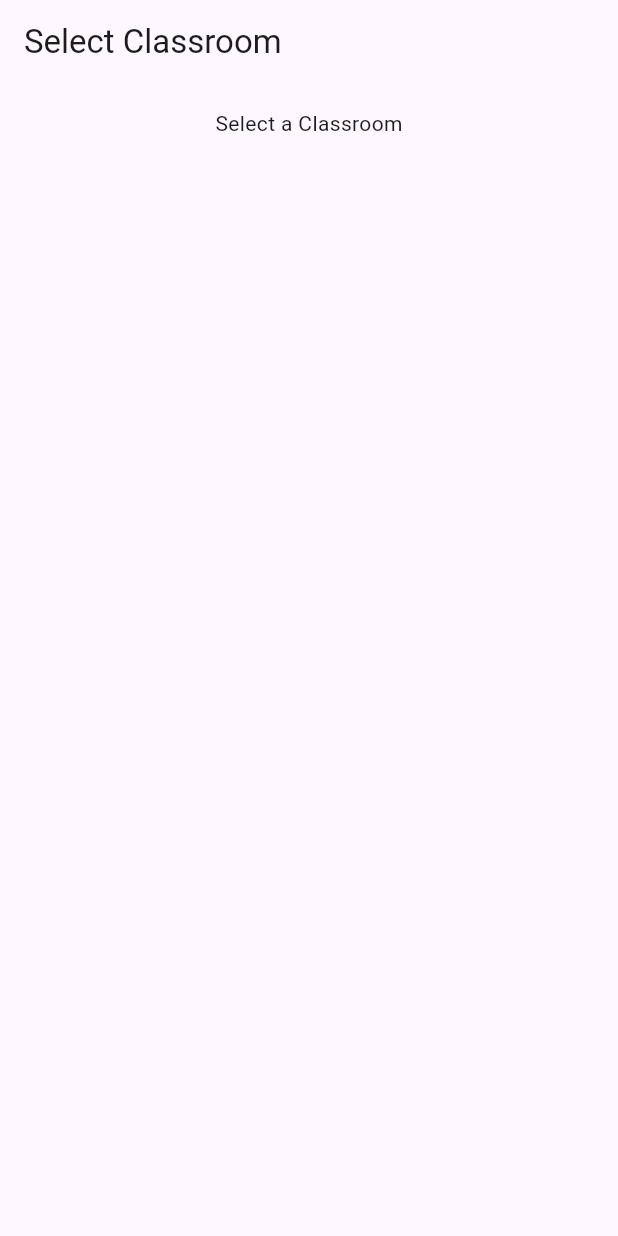
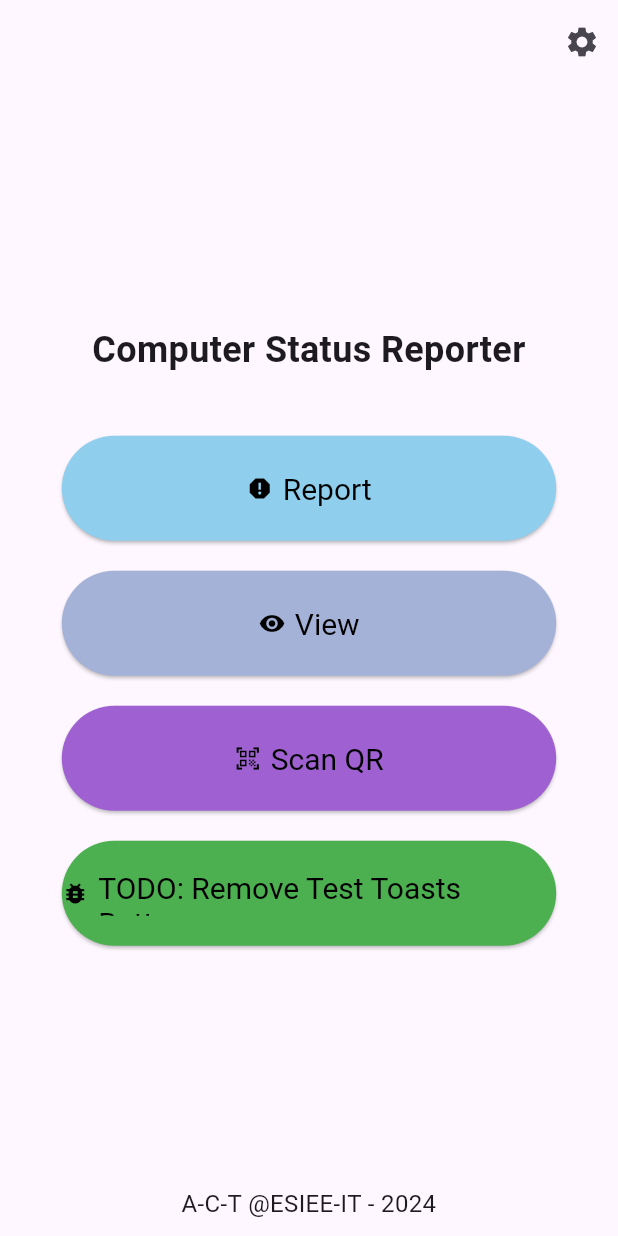
Before and after one commit to arthurpellegrini/ComputerStatusReporter, a Flutter app: the screen it shows after launch, on a phone screen of 412 x 824 dp. Run offline on Flutter 3.47's test engine with Material 3 defaults, Android fonts, the phone set to English and light mode, and no system bars; our stand-ins replace cloud_firestore, firebase_core, fluttertoast; missing offline and left inert: country_flags; accounts and stored records are empty; generated files the repository leaves out were written again.

Commit message:
Feat: Add Home View

```diff
--- a/lib/l10n/app_en.arb
+++ b/lib/l10n/app_en.arb
@@ -1,22 +1,43 @@
 {
-  "appTitle": "Computers Status Reporter",
+  "@@locale": "en",
+  "appTitle": "Computer Status Reporter",
   "@appTitle": {
     "description": "The title of the application"
-  },
-  "appSettings": "Settings",
-  "@appSettings": {
-    "description": "The settings label"
-  },
-  "appSettingsDarkMode": "Dark Mode",
-  "@appSettingsDarkMode": {
-    "description": "The dark mode setting"
-  },
-  "appSettingsLanguage": "Language",
-  "@appSettingsLanguage": {
-    "description": "The language setting"
   },
   "appCopyRights": "A-C-T @ESIEE-IT - 2024",
   "@appCopyRights": {
     "description": "Arthur - Clément - Tristan"
+  },
+  "settings": "Settings",
+  "@settings": {
+    "description": "The settings label"
+  },
+  "darkMode": "Dark Mode",
+  "@darkMode": {
+    "description": "The dark mode setting"
+  },
+  "language": "Language",
+  "@language": {
+    "description": "The language setting"
+  },
+  "report": "Report",
+  "@report": {
+    "description": "The report button label"
+  },
+  "view": "View",
+  "@view": {
+    "description": "The view button label"
+  },
+  "scanQR": "Scan QR",
+  "@scanQR": {
+    "description": "The scan QR button label"
+  },
+  "reportTransmissionFailed": "Report Transmission Failed",
+  "@reportTransmissionFailed": {
+    "description": "The report transmission failed message"
+  },
+  "reportSuccess": "Report Successfully Sent",
+  "@reportSuccess": {
+    "description": "The report success message"
   }
 }
--- a/lib/main.dart
+++ b/lib/main.dart
@@ -1,43 +1,26 @@
-import 'package:cloud_firestore/cloud_firestore.dart';
-import 'package:computer_status_reporter/src/missing_form/select_room_view.dart';
-import 'package:computer_status_reporter/src/model/dataController.dart';
 import 'package:flutter/material.dart';
 
-import 'src/app.dart';
-import 'src/settings/settings_controller.dart';
-import 'src/settings/settings_service.dart';
+import 'package:computer_status_reporter/src/app.dart';
+import 'package:computer_status_reporter/src/model/data_controller.dart';
+import 'package:computer_status_reporter/src/settings/settings_controller.dart';
+import 'package:computer_status_reporter/src/settings/settings_service.dart';
 
+import 'package:computer_status_reporter/firebase_options.dart';
+import 'package:cloud_firestore/cloud_firestore.dart';
 import 'package:firebase_core/firebase_core.dart';
-import 'firebase_options.dart';
+
 
 void main() async {
   WidgetsFlutterBinding.ensureInitialized();
 
+  // Load the settings
   final settingsController = SettingsController(SettingsService());
   await settingsController.loadSettings();
 
-  //start the firebase link
-  //il faut absolument laisser ces trois lignes. Et pour l'app principal il faudrait lui donner en atribut le dataController.
+  // Start the firebase link
   await Firebase.initializeApp( options: DefaultFirebaseOptions.currentPlatform);
   FirebaseFirestore firestore = FirebaseFirestore.instance;
   DataController dataController = DataController(firestore: firestore);
 
-  runApp(MyApp(dataController: dataController));
+  runApp(MyApp(settingsController: settingsController, dataController: dataController));
 }
-
-class MyApp extends StatelessWidget {
-  final DataController dataController;
-
-  const MyApp({Key? key, required this.dataController}) : super(key: key);
-
-  @override
-  Widget build(BuildContext context) {
-    return MaterialApp(
-      title: 'Computer Status Reporter',
-      theme: ThemeData(
-        primarySwatch: Colors.blue,
-      ),
-      home: SelectRoomView(dataController: dataController),
-    );
-  }
-}
--- /dev/null
+++ b/lib/src/api/classroom_requests.dart
@@ -0,0 +1,21 @@
+import 'package:cloud_firestore/cloud_firestore.dart';
+import 'package:computer_status_reporter/src/model/classroom.dart';
+
+class ClassroomRequests {
+  FirebaseFirestore firestore;
+
+  ClassroomRequests({required this.firestore});
+
+  Future<List<Classroom>> getClassrooms() async {
+    try {
+      QuerySnapshot querySnapshot = await firestore.collection('Classroom').orderBy("classroomNumber", descending: false).get();
+      List<Classroom> classrooms = querySnapshot.docs.map((doc) {
+        return Classroom.fromMap(doc.data() as Map<String, dynamic>, doc.id);
+      }).toList();
+      return classrooms;
+    } catch (e) {
+      // print(e);
+      return [];
+    }
+  }
+}
--- /dev/null
+++ b/lib/src/api/computer_requests.dart
@@ -0,0 +1,22 @@
+import 'package:cloud_firestore/cloud_firestore.dart';
+import 'package:computer_status_reporter/src/model/computer.dart';
+
+class ComputerRequests {
+  FirebaseFirestore firestore;
+
+  ComputerRequests({required this.firestore});
+
+  Future<List<Computer>> getComputers() async {
+    try {
+      QuerySnapshot querySnapshot = await firestore.collection('Computer').orderBy("computerName", descending: false).get();
+      List<Computer> computers = querySnapshot.docs.map((doc) {
+        return Computer.fromMap(doc.data() as Map<String, dynamic>, doc.id);
+      }).toList();
+      return computers;
+    } catch (e) {
+      // print(e);
+      return [];
+    }
+  }
+
+}
--- /dev/null
+++ b/lib/src/api/report_requests.dart
@@ -0,0 +1,33 @@
+import 'package:cloud_firestore/cloud_firestore.dart';
+import 'package:computer_status_reporter/src/model/report.dart';
+
+class ReportRequests {
+  FirebaseFirestore firestore;
+
+  ReportRequests({required this.firestore});
+
+  Future<List<Report>> getReports() async {
+    try {
+      QuerySnapshot querySnapshot = await firestore.collection('Report').orderBy("creationDate", descending: true).get();
+      List<Report> reports = querySnapshot.docs.map((doc) {
+        return Report.fromMap(doc.data() as Map<String, dynamic>, doc.id);
+      }).toList();
+      return reports;
+    } catch (e) {
+      // print(e);
+      return [];
+    }
+  }
+
+  Future<bool> addReport(Report report) async {
+    try {
+
+      // Add the report to Firestore and let Firestore generate the document ID
+      await firestore.collection('Report').add(report.toMap());
+      return true;
+    } catch (e) {
+      // print(e);
+      return false;
+    }
+  }
+}
--- a/lib/src/app.dart
+++ b/lib/src/app.dart
@@ -1,19 +1,23 @@
+
 import 'package:flutter/material.dart';
 import 'package:flutter_gen/gen_l10n/app_localizations.dart';
 import 'package:flutter_localizations/flutter_localizations.dart';
 
-import 'sample_feature/sample_item_details_view.dart';
-import 'sample_feature/sample_item_list_view.dart';
-import 'settings/settings_controller.dart';
-import 'settings/settings_view.dart';
+import 'package:computer_status_reporter/src/home_view.dart';
+import 'package:computer_status_reporter/src/missing_form/select_room_view.dart';
+import 'package:computer_status_reporter/src/model/data_controller.dart';
+import 'package:computer_status_reporter/src/settings/settings_controller.dart';
+import 'package:computer_status_reporter/src/settings/settings_view.dart';
 
 class MyApp extends StatelessWidget {
   const MyApp({
     super.key,
     required this.settingsController,
+    required this.dataController,
   });
 
   final SettingsController settingsController;
+  final DataController dataController;
 
   @override
   Widget build(BuildContext context) {
@@ -29,8 +33,8 @@ class MyApp extends StatelessWidget {
             GlobalCupertinoLocalizations.delegate,
           ],
           supportedLocales: const [
-            Locale('en', ''), // English, no country code
-            Locale('fr', ''), // French, no country code
+            Locale('en', ''),
+            Locale('fr', ''),
           ],
           locale: settingsController.currentLocale,
           onGenerateTitle: (BuildContext context) =>
@@ -38,21 +42,13 @@ class MyApp extends StatelessWidget {
           theme: ThemeData(),
           darkTheme: ThemeData.dark(),
           themeMode: settingsController.themeMode,
-          onGenerateRoute: (RouteSettings routeSettings) {
-            return MaterialPageRoute<void>(
-              settings: routeSettings,
-              builder: (BuildContext context) {
-                switch (routeSettings.name) {
-                  case SettingsView.routeName:
-                    return SettingsView(controller: settingsController);
-                  case SampleItemDetailsView.routeName:
-                    return const SampleItemDetailsView();
-                  case SampleItemListView.routeName:
-                  default:
-                    return const SampleItemListView();
-                }
-              },
-            );
+          initialRoute: '/',
+          routes: {
+            '/': (context) => const HomeView(),
+            '/settings': (context) => SettingsView(controller: settingsController),
+            '/report': (context) => SelectRoomView(dataController: dataController), // Add your Report page here
+            '/view': (context) => const Placeholder(), // Add your View page here
+            '/scanQR': (context) => const Placeholder(), // Add your ScanQR page here
           },
         );
       },
--- /dev/null
+++ b/lib/src/custom_items/custom_button.dart
@@ -0,0 +1,35 @@
+import 'package:flutter/material.dart';
+
+class CustomButton extends StatelessWidget {
+  final VoidCallback onPressed;
+  final IconData icon;
+  final String label;
+  final Color backgroundColor;
+
+  const CustomButton({
+    required this.onPressed,
+    required this.icon,
+    required this.label,
+    required this.backgroundColor,
+    super.key,
+  });
+
+  @override
+  Widget build(BuildContext context) {
+    return ElevatedButton.icon(
+      onPressed: onPressed,
+      icon: Icon(icon, color: Colors.black), // Apply contrast color to the icon
+      label: Text(
+        label,
+        style: const TextStyle(color: Colors.black), // Apply contrast color to the text
+      ),
+      style: ElevatedButton.styleFrom(
+        backgroundColor: backgroundColor,
+        padding: const EdgeInsets.symmetric(vertical: 20), // Increased vertical padding
+        textStyle: const TextStyle(fontSize: 20),
+        minimumSize: const Size(400, 70),
+        maximumSize: const Size(2000, 70),
+      ),
+    );
+  }
+}
--- /dev/null
+++ b/lib/src/home_view.dart
@@ -0,0 +1,112 @@
+import 'package:flutter/material.dart';
+import 'package:flutter_gen/gen_l10n/app_localizations.dart';
+import 'custom_items/custom_toast.dart';
+import 'custom_items/custom_button.dart';
+
+class HomeView extends StatelessWidget {
+  const HomeView({super.key});
+
+  void _showSuccessToast(BuildContext context) {
+    CustomToast.show(
+      context,
+      AppLocalizations.of(context)!.reportSuccess,
+      Icons.check_circle,
+      Colors.green,
+    );
+  }
+
+  void _showErrorToast(BuildContext context) {
+    CustomToast.show(
+      context,
+      AppLocalizations.of(context)!.reportTransmissionFailed,
+      Icons.error,
+      Colors.red,
+    );
+  }
+
+  @override
+  Widget build(BuildContext context) {
+    return Scaffold(
+      appBar: AppBar(
+        actions: [
+          IconButton(
+            icon: const Icon(Icons.settings),
+            onPressed: () {
+              Navigator.pushNamed(context, '/settings');
+            },
+          ),
+        ],
+      ),
+      body: LayoutBuilder(
+        builder: (context, constraints) {
+          return Center(
+            child: Column(
+              mainAxisAlignment: MainAxisAlignment.center,
+              children: [
+                const Spacer(),
+                Text(
+                  AppLocalizations.of(context)!.appTitle,
+                  style: const TextStyle(fontSize: 24, fontWeight: FontWeight.bold),
+                  textAlign: TextAlign.center,
+                ),
+                const SizedBox(height: 40),
+                SizedBox(
+                  width: constraints.maxWidth * 0.8, // 80% of the screen width
+                  child: Column(
+                    children: [
+                      CustomButton(
+                        onPressed: () {
+                          Navigator.pushNamed(context, '/report');
+                        },
+                        icon: Icons.report,
+                        label: AppLocalizations.of(context)!.report,
+                        backgroundColor: const Color(0xFF8FCEED),
+                      ),
+                      const SizedBox(height: 20),
+                      CustomButton(
+                        onPressed: () {
+                          Navigator.pushNamed(context, '/view');
+                        },
+                        icon: Icons.visibility,
+                        label: AppLocalizations.of(context)!.view,
+                        backgroundColor: const Color(0xFFA5B2D7),
+                      ),
+                      const SizedBox(height: 20),
+                      CustomButton(
+                        onPressed: () {
+                          Navigator.pushNamed(context, '/scanQR');
+                        },
+                        icon: Icons.qr_code_scanner,
+                        label: AppLocalizations.of(context)!.scanQR,
+                        backgroundColor: const Color(0xFF9F61D1),
+                      ),
+                      const SizedBox(height: 20),
+                      CustomButton(
+                        onPressed: () {
+                          _showSuccessToast(context);
+                          _showErrorToast(context);
+                        },
+                        icon: Icons.bug_report,
+                        label: "TODO: Remove Test Toasts Button",
+                        backgroundColor: Colors.green,
+                      ),
+                    ],
+                  ),
+                ),
+                const Spacer(), // Pushes the copyright text to the bottom
+                Padding(
+                  padding: const EdgeInsets.only(bottom: 10.0),
+                  child: Text(
+                    AppLocalizations.of(context)!.appCopyRights,
+                    style: const TextStyle(fontSize: 16),
+                    textAlign: TextAlign.center,
+                  ),
+                ),
+              ],
+            ),
+          );
+        },
+      ),
+    );
+  }
+}
--- a/lib/src/missing_form/select_room_view.dart
+++ b/lib/src/missing_form/select_room_view.dart
@@ -1,8 +1,5 @@
-import 'package:cloud_firestore/cloud_firestore.dart';
-import 'package:computer_status_reporter/firebase_options.dart';
 import 'package:computer_status_reporter/src/missing_form/select_post_view.dart';
-import 'package:computer_status_reporter/src/model/dataController.dart';
-import 'package:firebase_core/firebase_core.dart';
+import 'package:computer_status_reporter/src/model/data_controller.dart';
 import 'package:flutter/material.dart';
 import 'package:computer_status_reporter/src/model/classroom.dart';
 
@@ -22,7 +19,7 @@ class _SelectRoomViewState extends State<SelectRoomView> {
   Map<int, List<Classroom>> classroomsByFloor = {};
 
   // Initial state for expansion panels
-  Map<int, bool> _isExpanded = {};
+  final Map<int, bool> _isExpanded = {};
 
   @override
   void initState() {
@@ -56,14 +53,14 @@ class _SelectRoomViewState extends State<SelectRoomView> {
   Widget build(BuildContext context) {
     return Scaffold(
       appBar: AppBar(
-        title: Text('Select Classroom'),
+        title: const Text('Select Classroom'),
       ),
       body: Padding(
         padding: const EdgeInsets.all(16.0),
         child: Column(
           children: <Widget>[
-            Text('Select a Classroom'),
-            SizedBox(height: 10),
+            const Text('Select a Classroom'),
+            const SizedBox(height: 10),
             Expanded(
               child: ListView.builder(
                 itemCount: classroomsByFloor.keys.length,
@@ -71,6 +68,12 @@ class _SelectRoomViewState extends State<SelectRoomView> {
                   int floor = classroomsByFloor.keys.elementAt(index);
                   return ExpansionTile(
                     title: Text('Floor $floor'),
+                                  onExpansionChanged: (isExpanded) {
+                      setState(() {
+                        _isExpanded[floor] = isExpanded;
+                      });
+                    },
+                    initiallyExpanded: _isExpanded[floor]!,
                     children: classroomsByFloor[floor]!.map((classroom) {
                       return ListTile(
                         title: Text('Classroom ${classroom.classroomNumber}'),
@@ -79,12 +82,6 @@ class _SelectRoomViewState extends State<SelectRoomView> {
                         },
                       );
                     }).toList(),
-                    onExpansionChanged: (isExpanded) {
-                      setState(() {
-                        _isExpanded[floor] = isExpanded;
-                      });
-                    },
-                    initiallyExpanded: _isExpanded[floor]!,
                   );
                 },
               ),
--- /dev/null
+++ b/lib/src/model/data_controller.dart
@@ -0,0 +1,146 @@
+import 'package:cloud_firestore/cloud_firestore.dart';
+
+import 'package:computer_status_reporter/src/api/classroom_requests.dart';
+import 'package:computer_status_reporter/src/api/computer_requests.dart';
+import 'package:computer_status_reporter/src/api/report_requests.dart';
+
+import 'package:computer_status_reporter/src/model/classroom.dart';
+import 'package:computer_status_reporter/src/model/computer.dart';
+import 'package:computer_status_reporter/src/model/report.dart';
+
+class DataController {
+
+  final FirebaseFirestore firestore;
+  late final ClassroomRequests classroomRequests;
+  late final ComputerRequests computerRequests;
+  late final ReportRequests reportRequests;
+
+  Map<int,  List<Classroom>> cacheClassroom = {};
+  Map<String,  List<Computer>> cacheComputer = {};
+
+
+  DataController({required this.firestore}) {
+    classroomRequests = ClassroomRequests(firestore: firestore);
+    computerRequests = ComputerRequests(firestore: firestore);
+    reportRequests = ReportRequests(firestore: firestore);
+  }
+
+    // Fonction pour retourner une liste d'objets Classroom
+  Future<void> createClassroomsList() async {
+
+      List<Classroom> classrooms = await classroomRequests.getClassrooms();
+
+    cacheClassroom.clear();
+    for (var classroom in classrooms) {
+      if (!cacheClassroom.containsKey(classroom.floor)) {
+        cacheClassroom[classroom.floor] = [];
+      }
+      cacheClassroom[classroom.floor]!.add(classroom);
+    }
+
+  }
+
+  Map<int,  List<Classroom>> getClassrooms(){
+    return cacheClassroom;
+  }
+
+  List<Classroom>? getClassroomsByFloor(int floor)
+  {
+    return cacheClassroom[floor];
+  }
+
+      // Fonction pour retourner une liste d'objets Computer
+  Future<void> createComputersList() async {
+
+      List<Computer> computers = await computerRequests.getComputers();
+
+    cacheComputer.clear();
+    for (var computer in computers) {
+      if (!cacheComputer.containsKey(computer.classroomId)) {
+        cacheComputer[computer.classroomId] = [];
+      }
+      cacheComputer[computer.classroomId]!.add(computer);
+    }
+
+  }
+
+  Map<String,  List<Computer>> getComputers(){
+    return cacheComputer;
+  }
+
+  //ici on pourrait mettre en parametre un objet Classroom en entier en fonction de comment on veut le gerer dans la view
+  //List<Computer>? getComputersByClassroom(Classroom classroom)
+  List<Computer>? getComputersByClassroom(String classroomId)
+  {
+    //return cacheComputer[classroom.id];
+    return cacheComputer[classroomId];
+  }
+
+  //retourne la liste des signalement du plus recent au plus ancient.
+  Future<List<Report>> getReportList() async
+  {
+      return  reportRequests.getReports();
+  }
+
+  //A voir si on veut passer juste les id de classroom et de computer ou si on veut passer l'objet en entier
+  Future<bool> addReportByFields(
+    Classroom classroom,
+    Computer computer,
+    String reportDescription,
+    bool hdmiIsOk,
+    bool etherIsOk,
+    bool keyboardIsOk,
+    bool mouseIsOk,
+    bool powerIsOk,
+    bool screenIsOk,
+    bool computerIsOk) async
+  {
+    return  await reportRequests.addReport(
+      Report(
+        id: "Ajout",
+        creationDate: Timestamp.now(),
+        classroomId: classroom.id,
+        computerId: computer.id,
+        reportDescription: reportDescription,
+        hdmiIsOk: hdmiIsOk,
+        etherIsOk: etherIsOk,
+        keyboardIsOk: keyboardIsOk,
+        mouseIsOk: mouseIsOk,
+        powerIsOk: powerIsOk,
+        screenIsOk: screenIsOk,
+        computerIsOk: computerIsOk,
+        computerName: computer.computerName,
+        classroomName: classroom.getClassroomName()
+      )
+    );
+  }
+
+}
+
+/*
+Future<void> main() async {
+
+  //start the firebase link
+  await Firebase.initializeApp( options: DefaultFirebaseOptions.currentPlatform);
+  FirebaseFirestore firestore = FirebaseFirestore.instance;
+  DataController dataController = DataController(firestore: firestore);
+
+  /*await dataController.addReportByFields(
+    Classroom(id: "jeaneude", classroomNumber: 03, floor: 3),
+     Computer(id: "deuxiement", computerName: "CH-01-01", classroomId: "jeaneude"),
+     'en vrai je sais pas quoi dire',
+     false,
+     false,
+     true,
+     true,
+     true,
+     true,
+     true);*/
+
+  //print(await dataController.getReportList());
+
+  await dataController.createComputersList();
+
+  print(dataController.getComputers());
+
+}*/
--- a/lib/src/settings/settings_view.dart
+++ b/lib/src/settings/settings_view.dart
@@ -17,7 +17,7 @@ class SettingsView extends StatelessWidget {
     return Row(
       mainAxisAlignment: MainAxisAlignment.center,
       children: [
-        Text(AppLocalizations.of(context)!.appSettingsDarkMode,
+        Text(AppLocalizations.of(context)!.darkMode,
             style: textStyle),
         separationSizedBox,
         Switch(
@@ -38,7 +38,7 @@ class SettingsView extends StatelessWidget {
     return Row(
       mainAxisAlignment: MainAxisAlignment.center,
       children: [
-        Text(AppLocalizations.of(context)!.appSettingsLanguage,
+        Text(AppLocalizations.of(context)!.language,
             style: textStyle),
         separationSizedBox,
         DropdownButton<Locale>(
@@ -78,7 +78,7 @@ class SettingsView extends StatelessWidget {
     return Scaffold(
       appBar: AppBar(
         title:
-            Text(AppLocalizations.of(context)!.appSettings, style: textStyle),
+            Text(AppLocalizations.of(context)!.settings, style: textStyle),
       ),
       body: SizedBox(
         width: double.infinity,
--- a/pubspec.yaml
+++ b/pubspec.yaml
@@ -17,6 +17,7 @@ dependencies:
   flutter_localizations:
     sdk: flutter
   country_flags: ^2.0.1
+  fluttertoast: ^8.0.9
   http: ^1.2.1
 
 dev_dependencies:
```
Also changed, not shown: lib/l10n/app_fr.arb (+33 -12 lines), lib/src/custom_items/custom_toast.dart (added, +34 -0 lines), lib/src/missing_form/missing_form_view.dart (+6 -6 lines), lib/src/missing_form/select_post_view.dart (+9 -10 lines), pubspec.lock.
